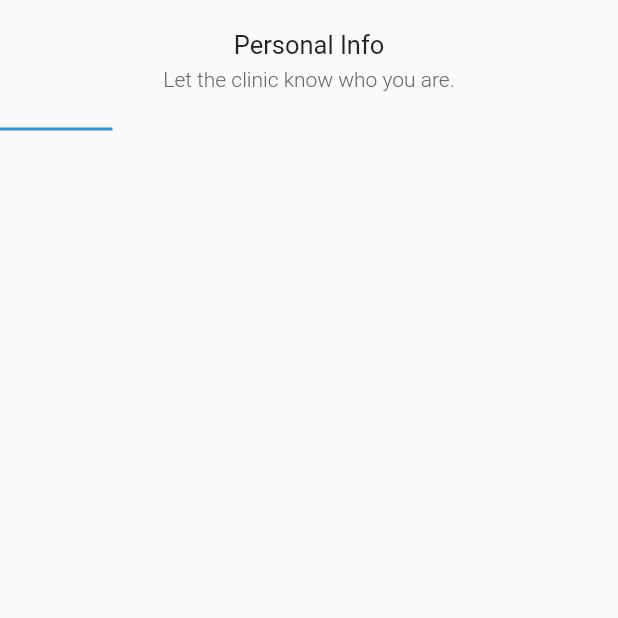
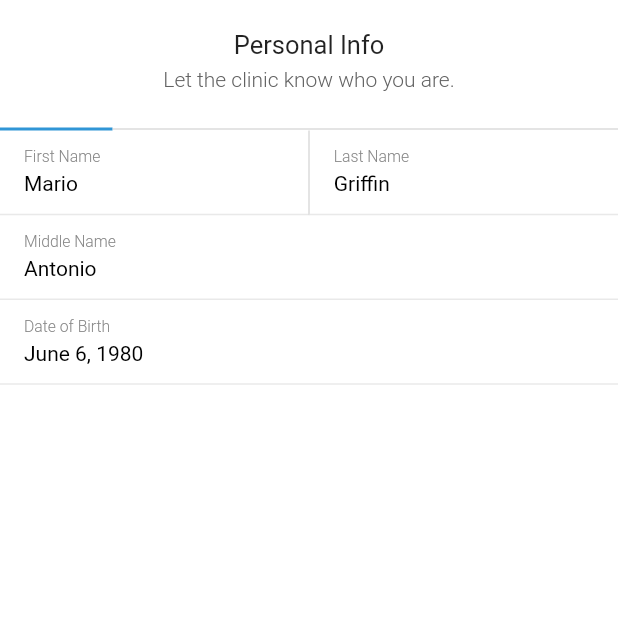
Before and after one commit to rothso/checkin, a Flutter app: the PersonalInfoScreen screen opened directly, on a phone screen of 412 x 824 dp, the top half of it. Run offline on Flutter 3.47's test engine with Material 2 defaults, Android fonts, the light colour scheme and no system bars.

Commit message:
Add first form fields

```diff
--- a/lib/main.dart
+++ b/lib/main.dart
@@ -1,3 +1,4 @@
+import 'package:flutter/cupertino.dart';
 import 'package:flutter/material.dart';
 
 void main() => runApp(MyApp());
@@ -395,6 +396,8 @@ class PersonalInfoScreen extends StatelessWidget {
       //   ),
       // ),
       body: SafeArea(
+        child: Container(
+          decoration: BoxDecoration(color: Colors.white),
           child: Center(
             child: Column(
               children: [
@@ -416,12 +419,69 @@ class PersonalInfoScreen extends StatelessWidget {
                       height: 2,
                       color: Color(0xFF3096D6),
                     ),
+                    Expanded(
+                      child: Divider(height: 1, color: Color(0xFFC9C9C9)),
+                    ),
                   ],
                 ),
+                IntrinsicHeight(
+                  child: Row(
+                    children: [
+                      Flexible(
+                          child: new TextInput("First Name", text: "Mario")),
+                      VerticalDivider(width: 1, color: Color(0xFFC9C9C9)),
+                      Flexible(
+                        child: new TextInput("Last Name", text: "Griffin"),
+                      ),
                     ],
+                  ),
+                ),
+                new TextInput("Middle Name", text: "Antonio"),
+                new TextInput("Date of Birth", text: "June 6, 1980"),
+              ],
+            ),
           ),
         ),
       ),
     );
   }
 }
+
+class TextInput extends StatelessWidget {
+  final String label;
+  final String text;
+
+  const TextInput(
+    this.label, {
+    Key key,
+    this.text,
+  }) : super(key: key);
+
+  @override
+  Widget build(BuildContext context) {
+    return TextField(
+      decoration: InputDecoration(
+        enabledBorder: UnderlineInputBorder(
+          borderSide: BorderSide(color: Color(0xFFE9E9E9)),
+        ),
+        focusedBorder: UnderlineInputBorder(
+          borderSide: BorderSide(color: Color(0xFFE9E9E9)),
+        ),
+        labelText: label,
+        labelStyle: TextStyle(
+          color: Color(0xFF888888),
+          fontWeight: FontWeight.w300,
+        ),
+        contentPadding: EdgeInsets.symmetric(
+          horizontal: 16.0,
+          vertical: 13.0,
+        ),
+      ),
+      style: TextStyle(
+        color: Colors.black,
+        fontWeight: FontWeight.w400,
+      ),
+      controller: TextEditingController(text: text),
+    );
+  }
+}
```
Lines whose indentation alone changed are shown as unchanged.
